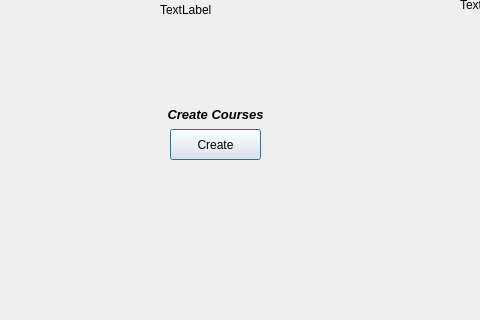
The window that admin_page.ui (AymanRefat/AUC-UCMS) describes before a commit, drawn with Qt 5; both pictures show x 0 to 480 and y 131 to 451 of the 727 by 451 pixel window.
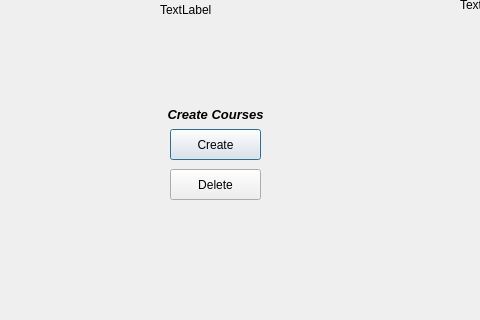
The same window after the commit.

Commit message: add delete courses and events view

Diff of the .ui file:
```diff
--- a/admin_page.ui
+++ b/admin_page.ui
@@ -91,6 +91,19 @@
     <string>Create</string>
    </property>
   </widget>
+  <widget class="QPushButton" name="DeleteBtn">
+   <property name="geometry">
+    <rect>
+     <x>170</x>
+     <y>300</y>
+     <width>91</width>
+     <height>31</height>
+    </rect>
+   </property>
+   <property name="text">
+    <string>Delete</string>
+   </property>
+  </widget>
  </widget>
  <resources/>
  <connections/>
```
The commit also changes 11 other files.
